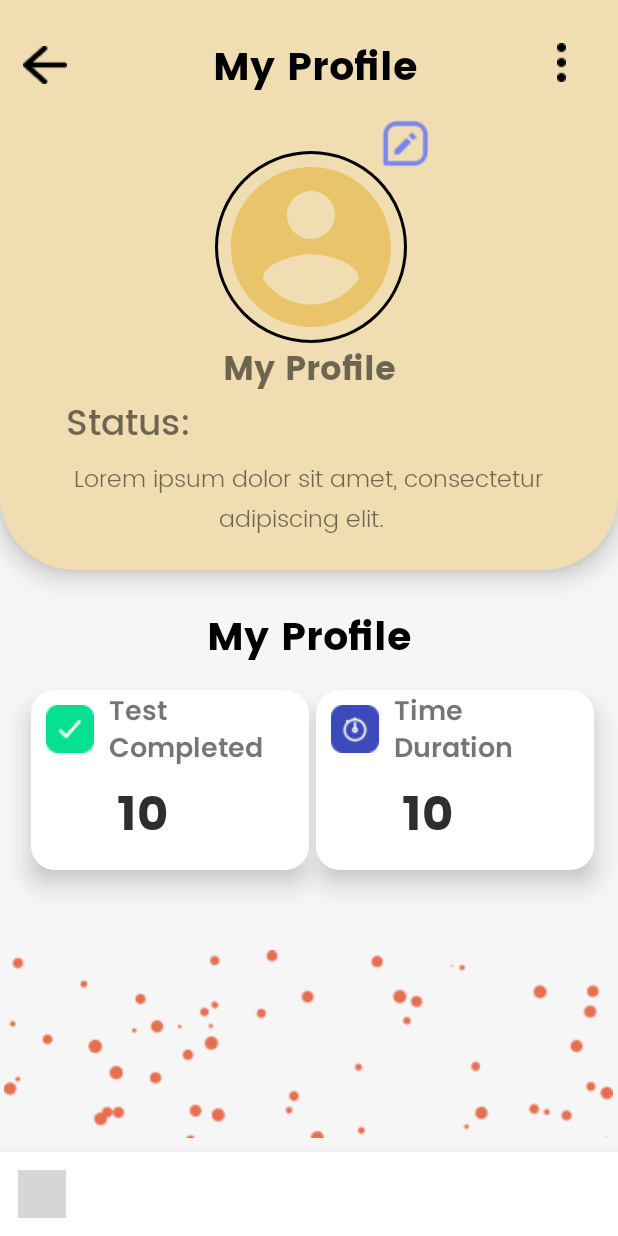
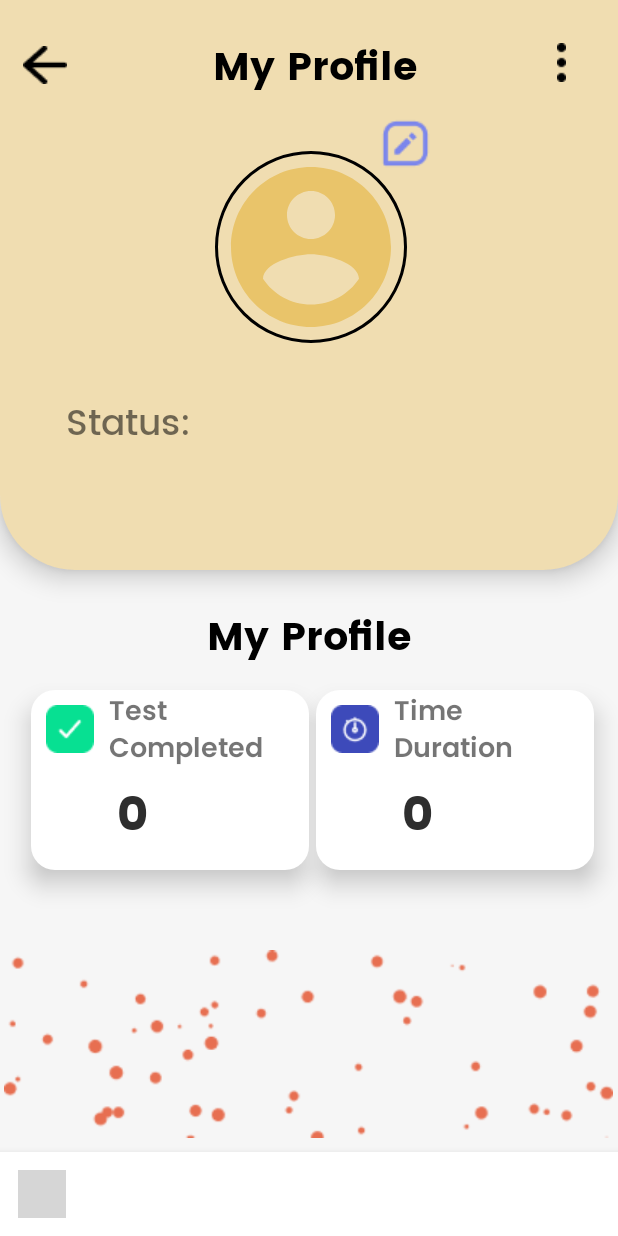
Before and after one commit to notshivamgupta/TestZap, an Android app: the fragment ProfileFragment placed in its activity, on a phone screen of 412 x 824 dp. Run offline under Robolectric (Android 15) with nearby library versions, the phone set to English and light mode, and no system bars; our stand-ins replace CircleImageView, Firebase (no records; nobody signed in at launch, a user with empty details on screens opened directly), Picasso; libraries missing offline, so code that uses them is left out: com.gauravk.bubblenavigation; plain views replace BubbleNavigationLinearView, BubbleToggleView; Roboto replaces fonts that are not available here; 4 statements that could not run were skipped; grey boxes are pictures that could not be loaded.

Commit message:
profile firestore

```diff
--- a/app/src/main/java/com/example/testzap/ExamPage.java
+++ b/app/src/main/java/com/example/testzap/ExamPage.java
@@ -320,7 +320,6 @@ public class ExamPage extends AppCompatActivity {
 
                         @Override
                         public void onCancelled(@NonNull DatabaseError error) {
-
                         }
                     });
                     total++;
--- a/app/src/main/java/com/example/testzap/Get_started.java
+++ b/app/src/main/java/com/example/testzap/Get_started.java
@@ -28,6 +28,7 @@ Intent intent;
             public void onClick(View view) {
                 intent =new Intent(Get_started.this,Register.class);
                 startActivity(intent);
+                finish();
             }
         });
     }
--- a/app/src/main/java/com/example/testzap/ProfileFragment.java
+++ b/app/src/main/java/com/example/testzap/ProfileFragment.java
@@ -24,6 +24,11 @@ import android.widget.Toast;
 import com.google.android.gms.tasks.OnFailureListener;
 import com.google.android.gms.tasks.OnSuccessListener;
 import com.google.firebase.auth.FirebaseAuth;
+import com.google.firebase.firestore.DocumentReference;
+import com.google.firebase.firestore.DocumentSnapshot;
+import com.google.firebase.firestore.EventListener;
+import com.google.firebase.firestore.FirebaseFirestore;
+import com.google.firebase.firestore.FirebaseFirestoreException;
 import com.google.firebase.storage.FirebaseStorage;
 import com.google.firebase.storage.StorageReference;
 import com.google.firebase.storage.UploadTask;
@@ -38,6 +43,8 @@ public class ProfileFragment extends Fragment {
     FirebaseAuth fAuth;
     String userId;
     StorageReference storageReference;
+    FirebaseFirestore fStore;
+    TextView name,status, comp, duration;
     public ProfileFragment() {
     }
 
@@ -48,6 +55,10 @@ public class ProfileFragment extends Fragment {
         View view =inflater.inflate(R.layout.fragment_profile, container, false);
         imgprofile =view.findViewById(R.id.profile_image);
         ProfileButton = view.findViewById(R.id.addImage);
+        name= view.findViewById(R.id.user_name);
+        status=view.findViewById(R.id.status_text);
+        comp=view.findViewById(R.id.test_completed);
+        duration=view.findViewById(R.id.time_taken);
         fAuth=FirebaseAuth.getInstance();
         userId=fAuth.getCurrentUser().getUid();
         storageReference= FirebaseStorage.getInstance().getReference();
@@ -66,6 +77,25 @@ public class ProfileFragment extends Fragment {
             }
         });
 
+        fAuth= FirebaseAuth.getInstance();
+        fStore= FirebaseFirestore.getInstance();
+
+        userId = fAuth.getCurrentUser() .getUid();
+
+        DocumentReference documentReference= fStore.collection("Users").document(userId);
+        documentReference.addSnapshotListener(new EventListener<DocumentSnapshot>() {
+            @Override
+            public void onEvent(@Nullable DocumentSnapshot value, @Nullable FirebaseFirestoreException error) {
+                String user=value.getString("Full_Name");
+                String statu=value.getString("status");
+                long test_completed= value.getLong("test_completed");
+                long time_taken= value.getLong("time_taken");
+                name.setText(user);
+                status.setText(statu);
+                comp.setText(Long. toString(test_completed));
+                duration.setText(Long. toString(time_taken));
+            }
+        });
         return view;
     }
 
--- a/app/src/main/java/com/example/testzap/Register.java
+++ b/app/src/main/java/com/example/testzap/Register.java
@@ -127,6 +127,7 @@ Intent intent,a;
            public void onClick(View view) {
                a=new Intent(Register.this,Sign_in.class);
                startActivity(a);
+               finish();
            }
        });
     }
--- a/app/src/main/res/layout/fragment_profile.xml
+++ b/app/src/main/res/layout/fragment_profile.xml
@@ -189,6 +189,7 @@
                 android:textSize="18dp" />
 
             <TextView
+                android:id="@+id/test_completed"
                 android:layout_width="wrap_content"
                 android:layout_height="wrap_content"
                 android:layout_below="@id/icon_check"
@@ -230,13 +231,17 @@
                 android:textSize="18dp" />
 
             <TextView
+                android:id="@+id/time_taken"
                 android:layout_width="wrap_content"
                 android:layout_height="wrap_content"
                 android:layout_below="@id/icon_duration"
-                android:layout_margin="5dp"
+                android:layout_marginStart="5dp"
+                android:layout_marginLeft="5dp"
+                android:layout_marginTop="5dp"
+                android:layout_marginBottom="5dp"
                 android:layout_toRightOf="@+id/icon_duration"
                 android:fontFamily="@font/poppins_bold"
-                android:text="10"
+                android:text="5"
                 android:textColor="#2E2E2E"
                 android:textSize="32dp" />
         </RelativeLayout>
```
Also changed, not shown: app/src/main/java/com/example/testzap/HomeFragment.java (+0 -12 lines).
